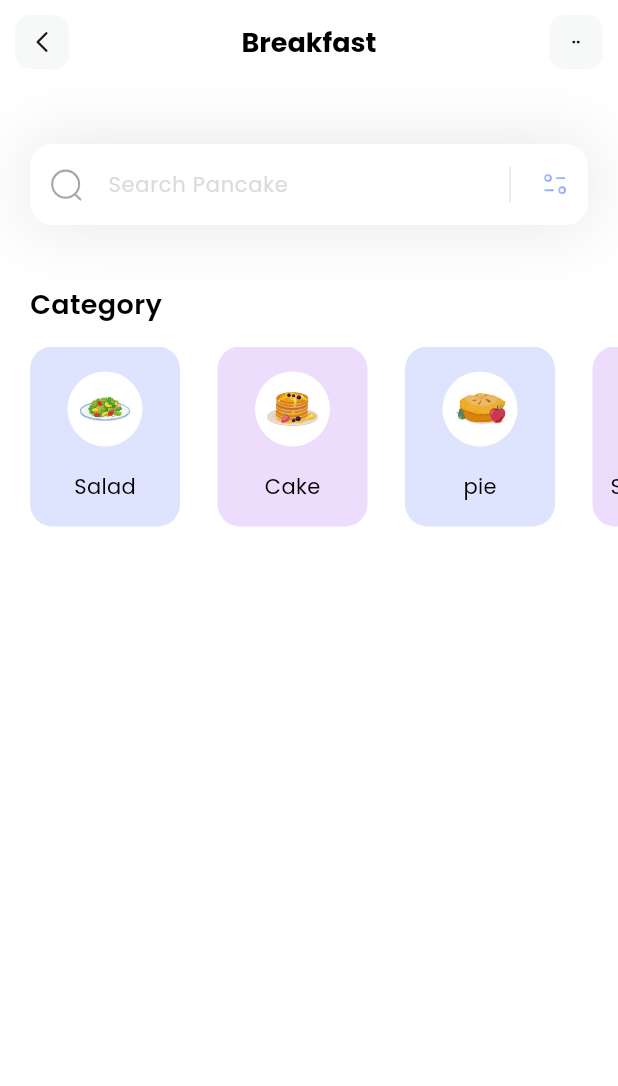
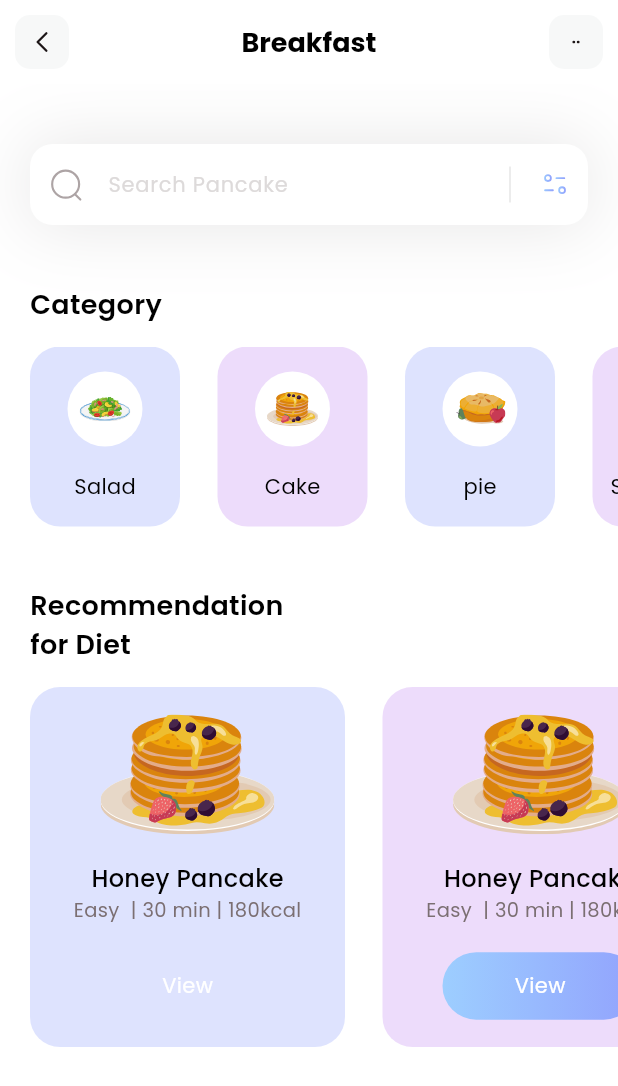
Before and after one commit to v-ishwa/fitness-app-ui, a Flutter app: the screen it shows after launch, on a phone screen of 412 x 824 dp. Shown: the top 1086 px of the screen. Run offline on Flutter 3.47's test engine with Material 3 defaults, Android fonts, the phone set to English and light mode, and no system bars; our stand-ins replace flutter_svg.

Commit message:
ui: Add diet recommendation section

```diff
--- /dev/null
+++ b/lib/models/diet_model.dart
@@ -0,0 +1,72 @@
+import 'package:flutter/material.dart';
+
+class DietModel {
+  String name;
+  String iconPath;
+  String level;
+  String duration;
+  String calorie;
+  bool viewIsSelected;
+  Color boxColor;
+
+  DietModel({
+    required this.name,
+    required this.iconPath,
+    required this.level,
+    required this.duration,
+    required this.calorie,
+    required this.boxColor,
+    this.viewIsSelected = false,
+  });
+
+  static List<DietModel> getDiets() {
+    List<DietModel> diets = [];
+
+    diets.add(
+      DietModel(
+        name: "Honey Pancake",
+        iconPath: "assets/icons/honey-pancakes.svg",
+        level: "Easy ",
+        duration: "30 min",
+        calorie: "180kcal",
+        viewIsSelected: false,
+        boxColor: Color(0xff92A3FD),
+      ),
+    );
+    diets.add(
+      DietModel(
+        name: "Honey Pancake",
+        iconPath: "assets/icons/honey-pancakes.svg",
+        level: "Easy ",
+        duration: "30 min",
+        calorie: "180kcal",
+        viewIsSelected: true,
+        boxColor: Color(0xffC58BF2),
+      ),
+    );
+    diets.add(
+      DietModel(
+        name: "Honey Pancake",
+        iconPath: "assets/icons/honey-pancakes.svg",
+        level: "Easy ",
+        duration: "30 min",
+        calorie: "180kcal",
+        viewIsSelected: true,
+        boxColor: Color(0xff92A3FD),
+      ),
+    );
+    diets.add(
+      DietModel(
+        name: "Honey Pancake",
+        iconPath: "assets/icons/honey-pancakes.svg",
+        level: "Easy ",
+        duration: "30 min",
+        calorie: "180kcal",
+        viewIsSelected: true,
+        boxColor: Color(0xffC58BF2),
+      ),
+    );
+
+    return diets;
+  }
+}
--- a/lib/pages/home.dart
+++ b/lib/pages/home.dart
@@ -1,4 +1,5 @@
 import 'package:fitness_app_ui/models/category_model.dart';
+import 'package:fitness_app_ui/models/diet_model.dart';
 import 'package:flutter/material.dart';
 import 'package:flutter_svg/flutter_svg.dart';
 
@@ -11,14 +12,16 @@
 
 class _HomePageState extends State<HomePage> {
   List<CategoryModel> categories = [];
+  List<DietModel> diets = [];
 
-  void _getCategories() {
+  void getInitialInfo() {
     categories = CategoryModel.getCategories();
+    diets = DietModel.getDiets();
   }
 
   @override
   Widget build(BuildContext context) {
-    _getCategories();
+    getInitialInfo();
     return Scaffold(
       backgroundColor: Colors.white,
       appBar: AppBar(
@@ -88,11 +91,7 @@
                 hintStyle: TextStyle(color: Color(0xffDDDADA), fontSize: 14),
                 prefixIcon: Padding(
                   padding: const EdgeInsets.all(12.0),
-                  child: SvgPicture.asset(
-                    "assets/icons/Search.svg",
-                    height: 20,
-                    width: 20,
-                  ),
+                  child: SvgPicture.asset("assets/icons/Search.svg"),
                 ),
                 suffixIcon: SizedBox(
                   width: 100,
@@ -148,12 +147,11 @@
                   scrollDirection: Axis.horizontal,
                   itemCount: categories.length,
                   itemBuilder: (context, index) {
-                    // print("Path: ${categories[index].iconPath}");
                     return Container(
                       width: 100,
                       decoration: BoxDecoration(
                         color: categories[index].boxColor.withOpacity(0.3),
-                        borderRadius: BorderRadius.circular(15),
+                        borderRadius: BorderRadius.circular(20),
                       ),
 
                       child: Column(
@@ -189,6 +187,96 @@
               ),
             ],
           ),
+          SizedBox(height: 40),
+          Column(
+            crossAxisAlignment: CrossAxisAlignment.start,
+            children: [
+              Padding(
+                padding: const EdgeInsets.only(left: 20),
+                child: Text(
+                  "Recommendation\nfor Diet",
+                  style: TextStyle(
+                    color: Colors.black,
+                    fontSize: 18,
+                    fontWeight: FontWeight.w600,
+                  ),
+                ),
+              ),
+              SizedBox(height: 15),
+              SizedBox(
+                height: 240,
+                child: ListView.separated(
+                  padding: EdgeInsets.only(left: 20, right: 20),
+                  separatorBuilder: (context, index) => SizedBox(width: 25),
+                  scrollDirection: Axis.horizontal,
+                  itemCount: diets.length,
+                  itemBuilder: (context, index) {
+                    print("diet icon path: ${diets[index].iconPath}");
+                    return Container(
+                      width: 210,
+                      decoration: BoxDecoration(
+                        color: diets[index].boxColor.withOpacity(0.3),
+                        borderRadius: BorderRadius.circular(20),
+                      ),
+                      child: Column(
+                        mainAxisAlignment: MainAxisAlignment.spaceEvenly,
+                        children: [
+                          SvgPicture.asset(diets[index].iconPath),
+                          Column(
+                            children: [
+                              Text(
+                                diets[index].name,
+                                style: TextStyle(
+                                  color: Colors.black,
+                                  fontWeight: FontWeight.w500,
+                                  fontSize: 16,
+                                ),
+                              ),
+                              Text(
+                                "${diets[index].level} | ${diets[index].duration} | ${diets[index].calorie}",
+                                style: TextStyle(
+                                  color: Color(0xff7B6F72),
+                                  fontSize: 13,
+                                  fontWeight: FontWeight.w400,
+                                ),
+                              ),
+                            ],
+                          ),
+
+                          Container(
+                            alignment: Alignment.center,
+                            height: 45,
+                            width: 130,
+                            decoration: BoxDecoration(
+                              borderRadius: BorderRadius.circular(50),
+                              gradient: LinearGradient(
+                                colors: [
+                                  diets[index].viewIsSelected
+                                      ? Color(0xff9DCEFF)
+                                      : Colors.transparent,
+                                  diets[index].viewIsSelected
+                                      ? Color(0xff92A3FD)
+                                      : Colors.transparent,
+                                ],
+                              ),
+                            ),
+                            child: Text(
+                              "View",
+                              style: TextStyle(
+                                color: Colors.white,
+                                fontSize: 14,
+                                fontWeight: FontWeight.w400,
+                              ),
+                            ),
+                          ),
+                        ],
+                      ),
+                    );
+                  },
+                ),
+              ),
+            ],
+          ),
         ],
       ),
     );
```
Also changed, not shown: assets/icons/blueberry-pancake.svg (added), assets/icons/button.svg (added), assets/icons/canai-bread.svg (added), assets/icons/honey-pancakes.svg (added), assets/icons/salmon-nigiri.svg (added), 1 other file.
